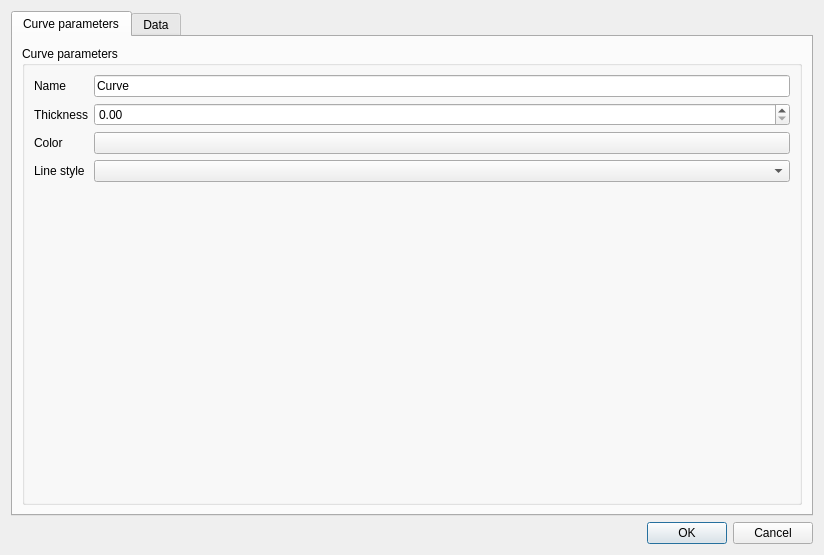
This is newcurvedialog.ui in arntanguy/STS-simulator as Qt 5 draws it before an edit. The edited form follows.
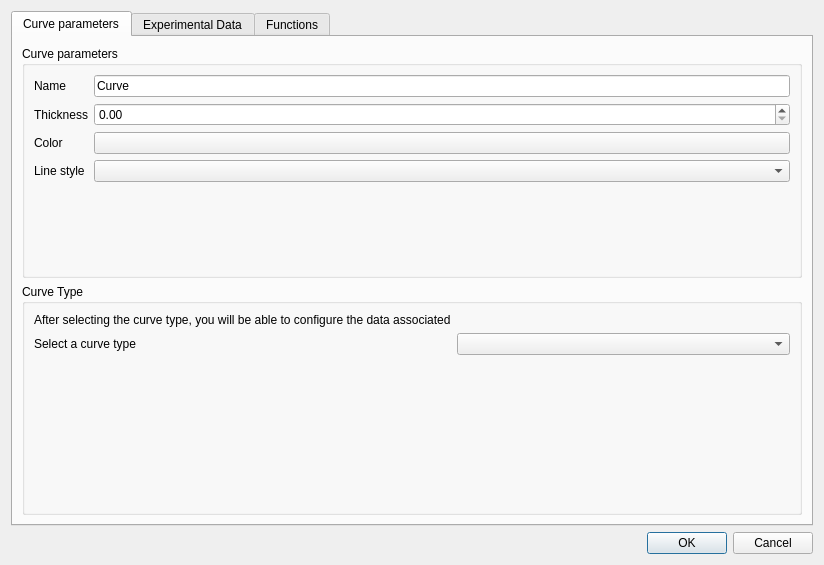
This is the edited form. The open tabs and pages were chosen to show the change. Custom widgets are drawn as their Qt base class.

Commit message: Choose experimental/function in newcurve

Diff of the .ui file:
```diff
--- a/newcurvedialog.ui
+++ b/newcurvedialog.ui
@@ -7,7 +7,7 @@
     <x>0</x>
     <y>0</y>
     <width>824</width>
-    <height>496</height>
+    <height>565</height>
    </rect>
   </property>
   <property name="windowTitle">
@@ -17,9 +17,9 @@
    <item row="0" column="0">
     <widget class="QTabWidget" name="tabWidget">
      <property name="currentIndex">
-      <number>1</number>
+      <number>0</number>
      </property>
-     <widget class="QWidget" name="tab">
+     <widget class="QWidget" name="curveParametersTab">
       <attribute name="title">
        <string>Curve parameters</string>
       </attribute>
@@ -68,9 +68,6 @@
             </property>
            </widget>
           </item>
-          <item row="3" column="1">
-           <widget class="QComboBox" name="curvePenStyle"/>
-          </item>
           <item row="3" column="0">
            <widget class="QLabel" name="label_4">
             <property name="text">
@@ -78,14 +75,43 @@
             </property>
            </widget>
           </item>
+          <item row="3" column="1">
+           <widget class="QComboBox" name="curvePenStyle"/>
+          </item>
+         </layout>
+        </widget>
+       </item>
+       <item>
+        <widget class="QGroupBox" name="groupBox_4">
+         <property name="title">
+          <string>Curve Type</string>
+         </property>
+         <layout class="QFormLayout" name="formLayout_4">
+          <item row="0" column="0">
+           <widget class="QLabel" name="label_8">
+            <property name="text">
+             <string>After selecting the curve type, you will be able to configure the data associated</string>
+            </property>
+           </widget>
+          </item>
+          <item row="1" column="0">
+           <widget class="QLabel" name="label_9">
+            <property name="text">
+             <string>Select a curve type</string>
+            </property>
+           </widget>
+          </item>
+          <item row="1" column="1">
+           <widget class="QComboBox" name="curveType"/>
+          </item>
          </layout>
         </widget>
        </item>
       </layout>
      </widget>
-     <widget class="QWidget" name="tab_2">
+     <widget class="QWidget" name="experimentalDataTab">
       <attribute name="title">
-       <string>Data</string>
+       <string>Experimental Data</string>
       </attribute>
       <layout class="QVBoxLayout" name="verticalLayout_2">
        <item>
@@ -100,6 +126,9 @@
           <string>Data File</string>
          </property>
          <layout class="QFormLayout" name="formLayout">
+          <item row="2" column="0" colspan="2">
+           <widget class="QTableWidget" name="dataTable"/>
+          </item>
           <item row="1" column="1">
            <layout class="QHBoxLayout" name="horizontalLayout">
             <item>
@@ -117,9 +146,6 @@
             </item>
            </layout>
           </item>
-          <item row="2" column="0" colspan="2">
-           <widget class="QTableWidget" name="dataTable"/>
-          </item>
           <item row="0" column="1">
            <widget class="QLabel" name="label_5">
             <property name="text">
@@ -161,6 +187,20 @@
        </item>
       </layout>
      </widget>
+     <widget class="QWidget" name="functionTab">
+      <attribute name="title">
+       <string>Functions</string>
+      </attribute>
+      <layout class="QFormLayout" name="formLayout_5">
+       <item row="0" column="0">
+        <widget class="QPushButton" name="newFunctionButton">
+         <property name="text">
+          <string>New Function</string>
+         </property>
+        </widget>
+       </item>
+      </layout>
+     </widget>
     </widget>
    </item>
    <item row="1" column="0">
```
The commit also changes 7 other files.
